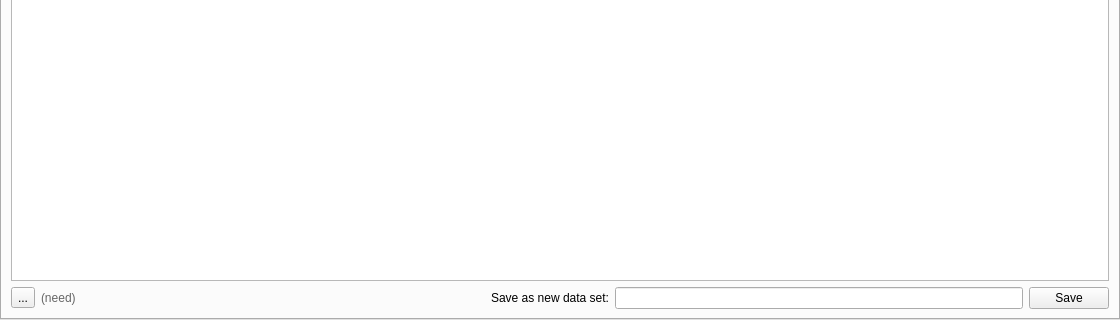
mdocekal/ClassMark, file classmark/ui/templates/experiment.ui: the form before one commit; both pictures show x 0 to 1120 and y 397 to 717 of the 1120 by 717 pixel window.
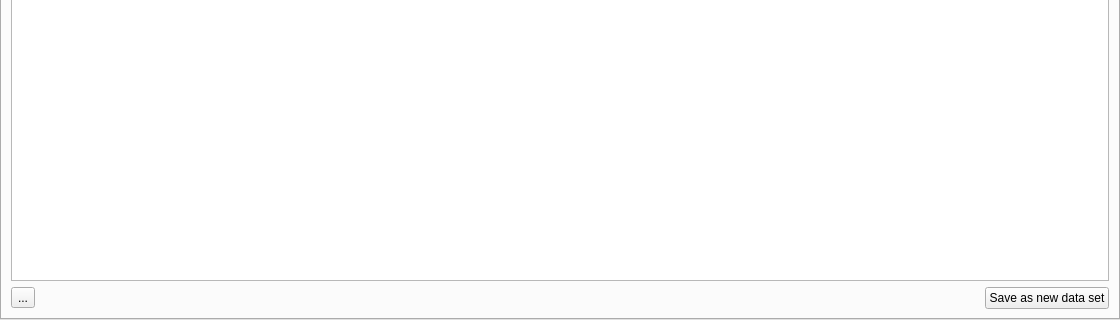
The form after the commit. The open tabs and pages were chosen to show the change. Icons and pictures are not drawn.

Patch:
```diff
--- a/classmark/ui/templates/experiment.ui
+++ b/classmark/ui/templates/experiment.ui
@@ -452,16 +452,6 @@
                </property>
               </widget>
              </item>
-             <item>
-              <widget class="QLabel" name="tabDataStatsNeedRefreshLabel">
-               <property name="styleSheet">
-                <string notr="true">color: #666</string>
-               </property>
-               <property name="text">
-                <string>(need)</string>
-               </property>
-              </widget>
-             </item>
              <item>
               <spacer name="horizontalSpacer">
                <property name="orientation">
@@ -475,30 +465,10 @@
                </property>
               </spacer>
              </item>
-             <item>
-              <widget class="QLabel" name="label_15">
-               <property name="text">
-                <string>Save as new data set:</string>
-               </property>
-               <property name="textInteractionFlags">
-                <set>Qt::LinksAccessibleByMouse|Qt::TextSelectableByKeyboard|Qt::TextSelectableByMouse</set>
-               </property>
-               <property name="buddy">
-                <cstring>newDataSetPathInput</cstring>
-               </property>
-              </widget>
-             </item>
-             <item>
-              <widget class="QLineEdit" name="newDataSetPathInput">
-               <property name="readOnly">
-                <bool>false</bool>
-               </property>
-              </widget>
-             </item>
              <item>
               <widget class="QPushButton" name="saveNewDataSetButton">
                <property name="text">
-                <string>Save</string>
+                <string>Save as new data set</string>
                </property>
               </widget>
              </item>
```
Left out of the diff: 18 changed lines with no effect on the pictures.
